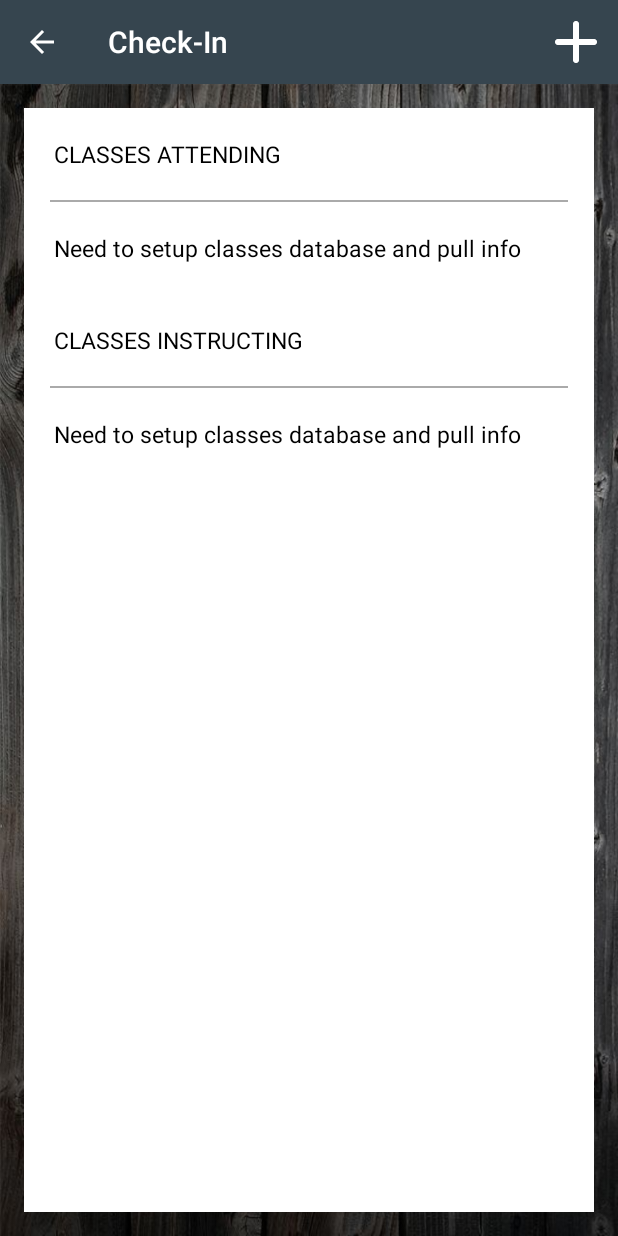
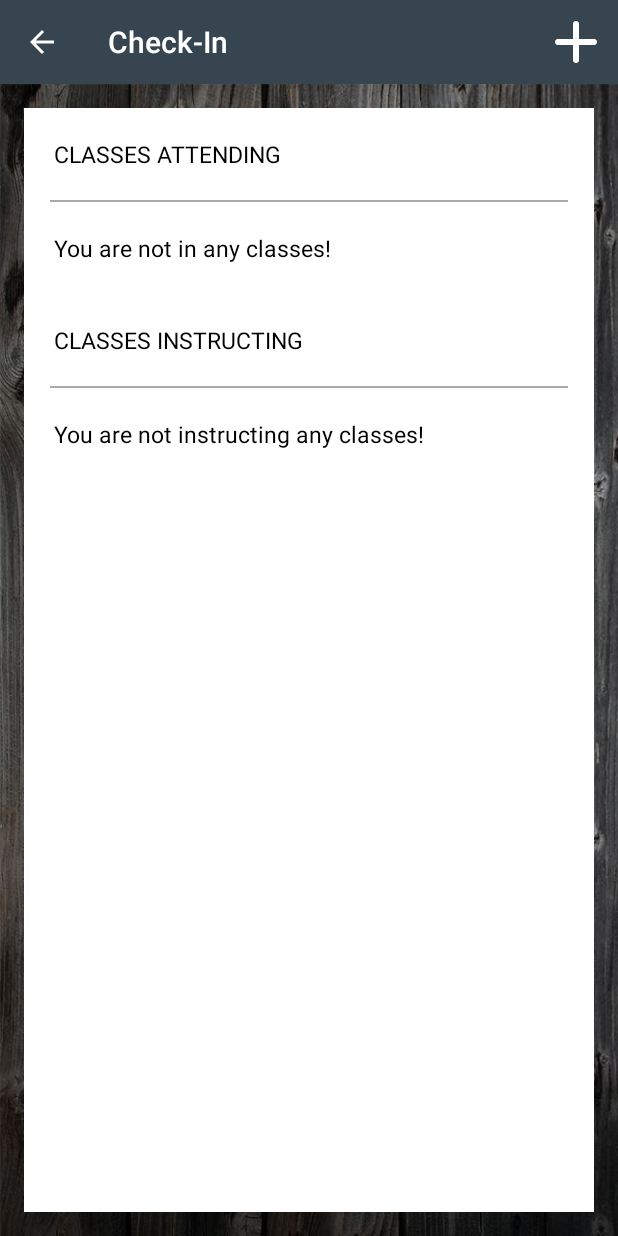
Before and after one commit to tammyjo32/CSE_5236_App, an Android app: the CheckInActivity screen opened directly, with no data from a screen before it, on a phone screen of 412 x 824 dp. Run offline under Robolectric (Android 15) with nearby library versions, the phone set to English and light mode, and no system bars.

Commit message:
Rotation for home screen

```diff
--- a/app/src/main/java/com/example/tammy/test/CheckInActivity.java
+++ b/app/src/main/java/com/example/tammy/test/CheckInActivity.java
@@ -1,9 +1,15 @@
 package com.example.tammy.test;
 
+import android.content.Intent;
+import android.content.SharedPreferences;
+import android.preference.PreferenceManager;
 import android.support.v7.app.AppCompatActivity;
 import android.os.Bundle;
 import android.view.Menu;
 import android.view.MenuItem;
+import android.widget.TextView;
+
+import org.w3c.dom.Text;
 
 public class CheckInActivity extends AppCompatActivity {
 
@@ -12,7 +18,20 @@ public class CheckInActivity extends AppCompatActivity {
         super.onCreate(savedInstanceState);
         setContentView(R.layout.activity_check_in);
 
+        Intent intent = getIntent();
+        final String email = intent.getStringExtra("Email");
+
+        final TextView classList = (TextView) findViewById(R.id.classList);
+        final TextView instructingList = (TextView) findViewById(R.id.instructingList);
+
         setTitle("Check-In");
+
+        SharedPreferences sharedPreferences = PreferenceManager
+                .getDefaultSharedPreferences(getApplicationContext());
+
+        classList.setText(sharedPreferences.getString(email+"checkInClass", "You are not in any classes!"));
+        instructingList.setText(sharedPreferences.getString(email+"checkInInstruct", "You are not instructing any classes!"));
+
     }
 
     @Override
--- a/app/src/main/java/com/example/tammy/test/DisplayActivity.java
+++ b/app/src/main/java/com/example/tammy/test/DisplayActivity.java
@@ -28,7 +28,10 @@ public class DisplayActivity extends Activity {
     }
 
     public void checkIn (View view) {
+        Intent i = getIntent();
+        String email = i.getStringExtra("Email");
         Intent intent = new Intent(this, CheckInActivity.class);
+        intent.putExtra("Email", email);
         startActivity(intent);
     }
 
--- a/app/src/main/res/layout/activity_check_in.xml
+++ b/app/src/main/res/layout/activity_check_in.xml
@@ -32,9 +32,9 @@
             android:background="@android:color/darker_gray"/>
 
         <TextView
+            android:id="@+id/classList"
             android:layout_width="wrap_content"
             android:layout_height="wrap_content"
-            android:text="@string/need_to_setup_classes_database_and_pull_info"
             android:padding="20dp"
             android:textColor="@android:color/black"
             android:textSize="15sp"/>
@@ -54,9 +54,9 @@
             android:background="@android:color/darker_gray"/>
 
         <TextView
+            android:id="@+id/instructingList"
             android:layout_width="wrap_content"
             android:layout_height="wrap_content"
-            android:text="@string/need_to_setup_classes_database_and_pull_info"
             android:padding="20dp"
             android:textColor="@android:color/black"
             android:textSize="15sp"/>
```
